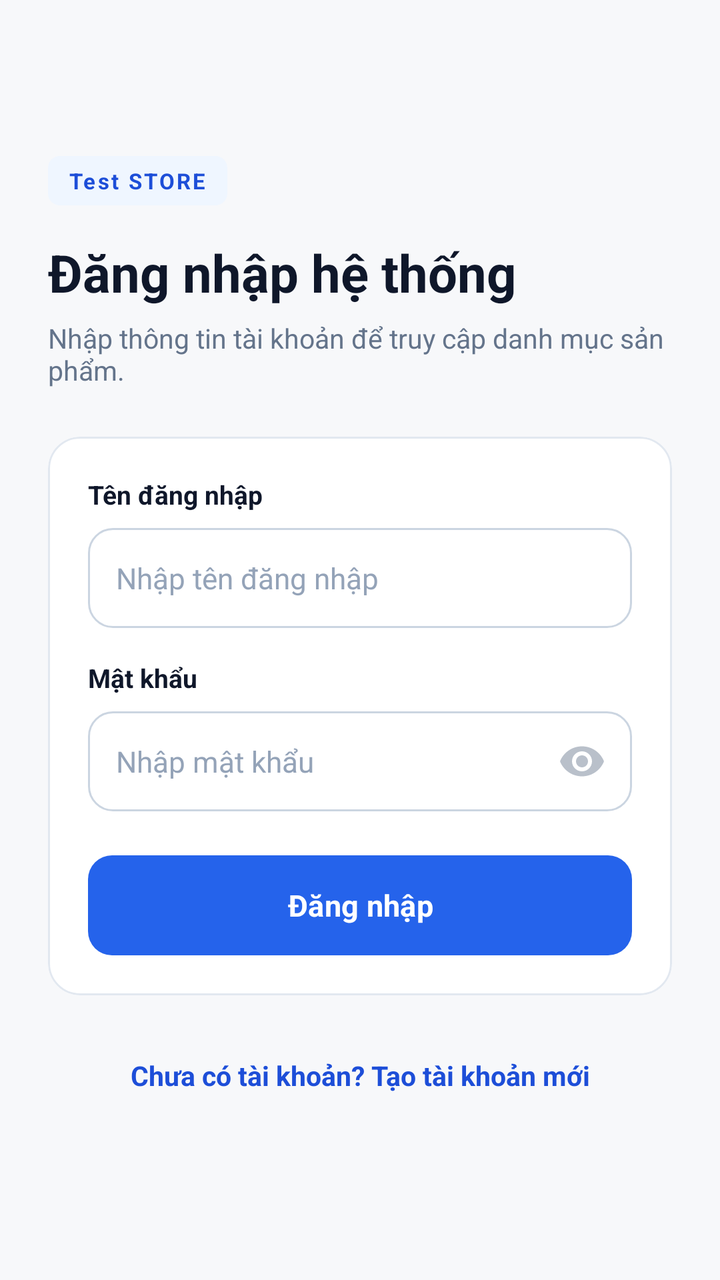
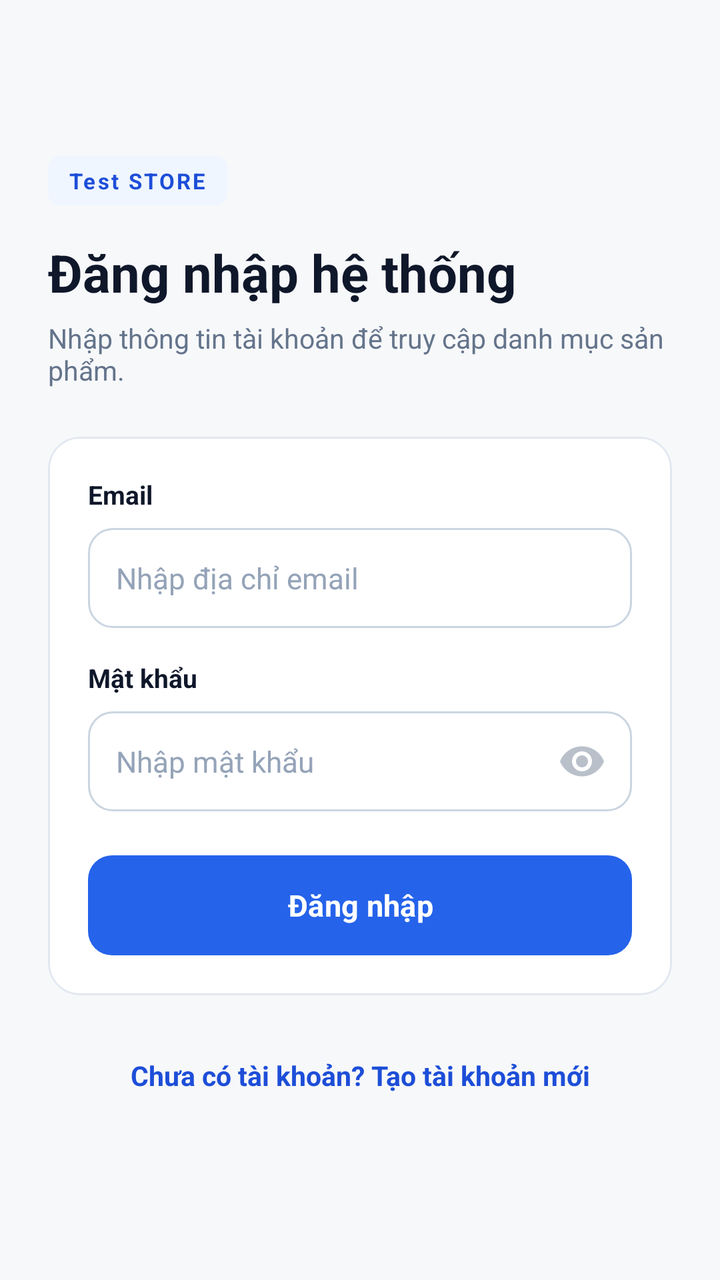

Compare the two renders of this Android layout. The source of the first and the diff that turns it into the second are given below.
<!-- AndroidManifest.xml: application theme Theme.MyApplication -->
<!-- res/layout/activity_login.xml -->
<?xml version="1.0" encoding="utf-8"?>
<ScrollView xmlns:android="http://schemas.android.com/apk/res/android"
    xmlns:app="http://schemas.android.com/apk/res-auto"
    xmlns:tools="http://schemas.android.com/tools"
    android:id="@+id/rootLogin"
    android:layout_width="match_parent"
    android:layout_height="match_parent"
    android:background="@color/screen_background"
    android:fillViewport="true"
    android:fitsSystemWindows="true"
    android:overScrollMode="never"
    tools:ignore="HardcodedText,TextContrastCheck">

    <LinearLayout
        android:layout_width="match_parent"
        android:layout_height="match_parent"
        android:gravity="center_vertical"
        android:orientation="vertical"
        android:paddingStart="24dp"
        android:paddingTop="28dp"
        android:paddingEnd="24dp"
        android:paddingBottom="28dp">

        <TextView
            android:layout_width="wrap_content"
            android:layout_height="wrap_content"
            android:background="@drawable/bg_badge_primary"
            android:letterSpacing="0.1"
            android:paddingStart="10dp"
            android:paddingTop="5dp"
            android:paddingEnd="10dp"
            android:paddingBottom="5dp"
            android:text="Test STORE"
            android:textColor="@color/primary_dark"
            android:textSize="11sp"
            android:textStyle="bold" />

        <TextView
            android:layout_width="wrap_content"
            android:layout_height="wrap_content"
            android:layout_marginTop="16dp"
            android:text="Đăng nhập hệ thống"
            android:textColor="@color/ink"
            android:textSize="26sp"
            android:textStyle="bold" />

        <TextView
            android:layout_width="wrap_content"
            android:layout_height="wrap_content"
            android:layout_marginTop="6dp"
            android:layout_marginBottom="24dp"
            android:text="Nhập thông tin tài khoản để truy cập danh mục sản phẩm."
            android:textColor="@color/text_secondary"
            android:textSize="13.5sp" />

        <com.google.android.material.card.MaterialCardView
            android:layout_width="match_parent"
            android:layout_height="wrap_content"
            app:cardBackgroundColor="@color/surface"
            app:cardCornerRadius="16dp"
            app:cardElevation="0dp"
            app:strokeColor="@color/border"
            app:strokeWidth="1dp">

            <LinearLayout
                android:layout_width="match_parent"
                android:layout_height="wrap_content"
                android:orientation="vertical"
                android:padding="20dp">

                <TextView
                    android:layout_width="wrap_content"
                    android:layout_height="wrap_content"
                    android:layout_marginBottom="8dp"
                    android:text="Tên đăng nhập"
                    android:textColor="@color/ink"
                    android:textSize="13sp"
                    android:textStyle="bold" />

                <EditText
                    android:id="@+id/edtLoginUser"
                    android:layout_width="match_parent"
                    android:layout_height="50dp"
                    android:layout_marginBottom="16dp"
                    android:background="@drawable/bg_input"
                    android:hint="Nhập tên đăng nhập "
                    android:importantForAutofill="no"
                    android:inputType="text"
                    android:paddingStart="14dp"
                    android:paddingEnd="14dp"
                    android:textColor="@color/ink"
                    android:textColorHint="@color/text_tertiary"
                    android:textSize="14.5sp" />

                <TextView
                    android:layout_width="wrap_content"
                    android:layout_height="wrap_content"
                    android:layout_marginBottom="8dp"
                    android:text="Mật khẩu"
                    android:textColor="@color/ink"
                    android:textSize="13sp"
                    android:textStyle="bold" />

                <RelativeLayout
                    android:layout_width="match_parent"
                    android:layout_height="50dp"
                    android:layout_marginBottom="22dp">

                    <EditText
                        android:id="@+id/edtLoginPass"
                        android:layout_width="match_parent"
                        android:layout_height="match_parent"
                        android:background="@drawable/bg_input"
                        android:hint="Nhập mật khẩu"
                        android:importantForAutofill="no"
                        android:inputType="textPassword"
                        android:paddingStart="14dp"
                        android:paddingEnd="48dp"
                        android:textColor="@color/ink"
                        android:textColorHint="@color/text_tertiary"
                        android:textSize="14.5sp" />

                    <ImageView
                        android:id="@+id/btnToggleLoginPass"
                        android:layout_width="48dp"
                        android:layout_height="48dp"
                        android:layout_alignParentEnd="true"
                        android:layout_centerVertical="true"
                        android:layout_marginEnd="1dp"
                        android:alpha="0.45"
                        android:contentDescription="Hiện hoặc ẩn mật khẩu"
                        android:padding="12dp"
                        android:src="@drawable/ic_eye_24"
                        tools:ignore="TouchTargetSizeCheck" />
                </RelativeLayout>

                <com.google.android.material.button.MaterialButton
                    android:id="@+id/btnLogin"
                    android:layout_width="match_parent"
                    android:layout_height="50dp"
                    android:insetTop="0dp"
                    android:insetBottom="0dp"
                    android:text="Đăng nhập"
                    android:textAllCaps="false"
                    android:textColor="@color/white"
                    android:textSize="15sp"
                    android:textStyle="bold"
                    app:backgroundTint="@color/primary"
                    app:cornerRadius="12dp" />

            </LinearLayout>
        </com.google.android.material.card.MaterialCardView>

        <TextView
            android:id="@+id/tvGoToRegister"
            android:layout_width="match_parent"
            android:layout_height="48dp"
            android:layout_marginTop="16dp"
            android:gravity="center"
            android:text="Chưa có tài khoản? Tạo tài khoản mới"
            android:textColor="@color/primary_dark"
            android:textSize="13.5sp"
            android:textStyle="bold" />

    </LinearLayout>
</ScrollView>
<!-- resources referenced by this layout -->
<resources>
  <color name="border">#E2E8F0</color>
  <color name="ink">#0F172A</color>
  <color name="primary">#2563EB</color>
  <color name="primary_dark">#1D4ED8</color>
  <color name="screen_background">#F7F8FA</color>
  <color name="surface">#FFFFFFFF</color>
  <color name="text_secondary">#64748B</color>
  <color name="text_tertiary">#94A3B8</color>
  <color name="white">#FFFFFFFF</color>
  <!-- drawable bg_badge_primary (drawable) -->
  <?xml version="1.0" encoding="utf-8"?>
  <shape xmlns:android="http://schemas.android.com/apk/res/android" android:shape="rectangle">
      <solid android:color="@color/primary_soft" />
      <corners android:radius="6dp" />
  </shape>
  <!-- drawable bg_input (drawable) -->
  <?xml version="1.0" encoding="utf-8"?>
  <selector xmlns:android="http://schemas.android.com/apk/res/android">
      <item android:state_focused="true">
          <shape android:shape="rectangle">
              <solid android:color="@color/surface" />
              <stroke android:width="2dp" android:color="@color/primary" />
              <corners android:radius="12dp" />
              <padding android:left="16dp" android:top="2dp" android:right="12dp" android:bottom="2dp" />
          </shape>
      </item>
      <item>
          <shape android:shape="rectangle">
              <solid android:color="@color/surface" />
              <stroke android:width="1dp" android:color="@color/border_strong" />
              <corners android:radius="12dp" />
              <padding android:left="16dp" android:top="2dp" android:right="12dp" android:bottom="2dp" />
          </shape>
      </item>
  </selector>
  <!-- drawable ic_eye_24 (drawable) -->
  <?xml version="1.0" encoding="utf-8"?>
  <vector xmlns:android="http://schemas.android.com/apk/res/android"
      android:width="24dp"
      android:height="24dp"
      android:viewportWidth="24"
      android:viewportHeight="24">
      <path
          android:fillColor="#64748B"
          android:pathData="M12,4.5C7,4.5 2.73,7.61 1,12c1.73,4.39 6,7.5 11,7.5s9.27,-3.11 11,-7.5c-1.73,-4.39 -6,-7.5 -11,-7.5zM12,17c-2.76,0 -5,-2.24 -5,-5s2.24,-5 5,-5s5,2.24 5,5s-2.24,5 -5,5zM12,9c-1.66,0 -3,1.34 -3,3s1.34,3 3,3s3,-1.34 3,-3s-1.34,-3 -3,-3z" />
  </vector>
  <style name="Theme.MyApplication" parent="Base.Theme.MyApplication" />
  <color name="primary_soft">#EFF6FF</color>
  <color name="border_strong">#CBD5E1</color>
  <style name="Base.Theme.MyApplication" parent="Theme.Material3.Light.NoActionBar">
          <item name="colorPrimary">@color/primary</item>
          <item name="colorOnPrimary">@color/white</item>
          <item name="colorSurface">@color/surface</item>
          <item name="android:fontFamily">sans-serif</item>
          <item name="android:windowLightStatusBar">true</item>
          <item name="android:statusBarColor">@color/screen_background</item>
          <item name="android:navigationBarColor">@color/screen_background</item>
          <item name="android:windowLightNavigationBar" tools:targetApi="27">true</item>
          <item name="android:windowActionModeOverlay">true</item>
      </style>
</resources>

<!-- the commit's change to res/layout/activity_login.xml (unified diff, before → after) -->
@@ -72,7 +72,7 @@
                     android:layout_width="wrap_content"
                     android:layout_height="wrap_content"
                     android:layout_marginBottom="8dp"
-                    android:text="Tên đăng nhập"
+                    android:text="Email"
                     android:textColor="@color/ink"
                     android:textSize="13sp"
                     android:textStyle="bold" />
@@ -83,9 +83,9 @@
                     android:layout_height="50dp"
                     android:layout_marginBottom="16dp"
                     android:background="@drawable/bg_input"
-                    android:hint="Nhập tên đăng nhập "
+                    android:hint="Nhập địa chỉ email"
                     android:importantForAutofill="no"
-                    android:inputType="text"
+                    android:inputType="textEmailAddress"
                     android:paddingStart="14dp"
                     android:paddingEnd="14dp"
                     android:textColor="@color/ink"
